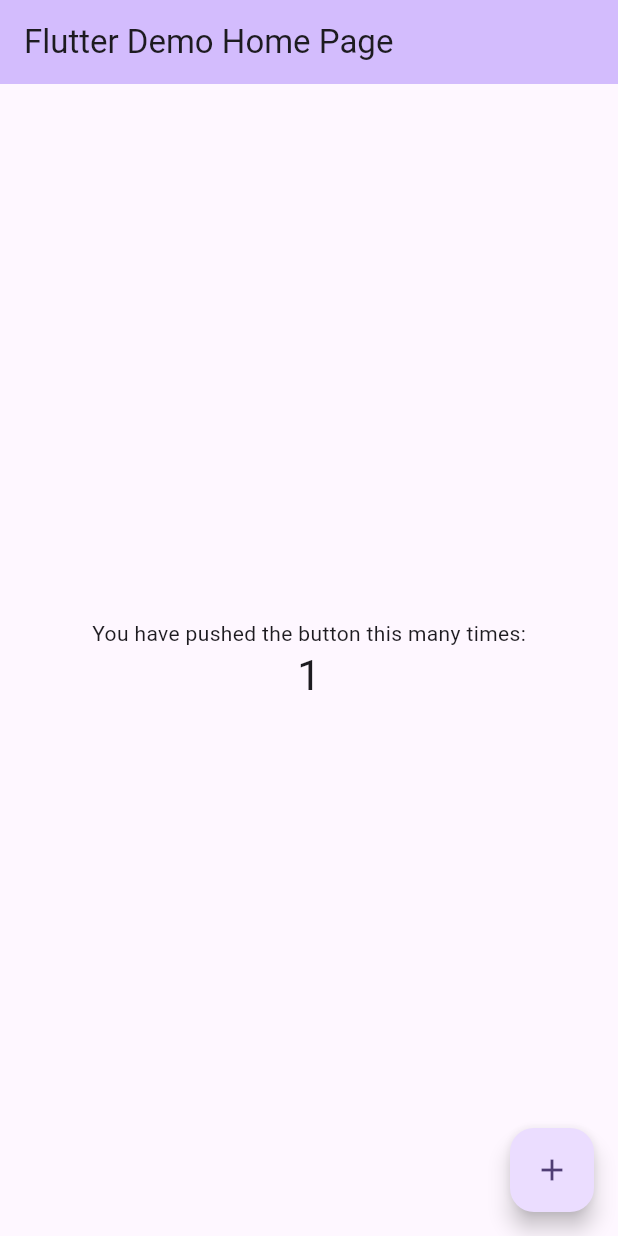
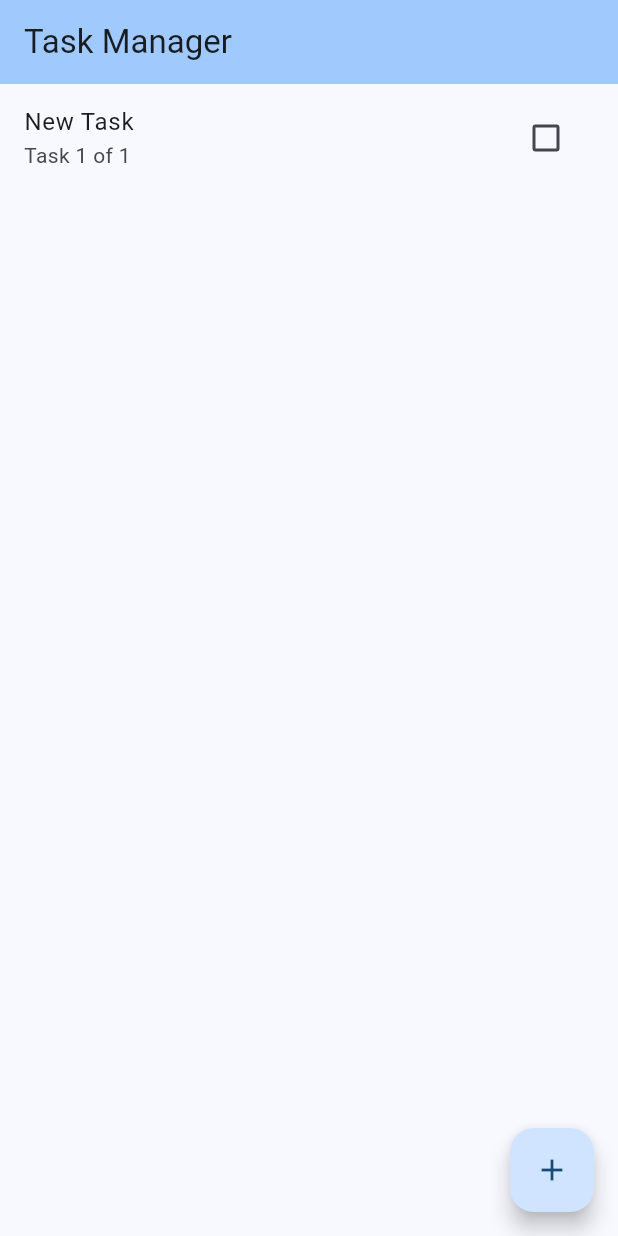
Before and after one commit to mohammedjafar-webelight/flutterfire_test, a Flutter app: the screen it shows after launch, after a tap on the "add" icon, on a phone screen of 412 x 824 dp. Run offline on Flutter 3.47's test engine with Material 3 defaults, Android fonts, the phone set to English and light mode, and no system bars; our stand-ins replace cloud_firestore, firebase_core; accounts and stored records are empty.

Commit message:
fake task add and update unit testing

```diff
--- a/lib/main.dart
+++ b/lib/main.dart
@@ -1,122 +1,9 @@
+import 'package:flutter/material.dart';
 import 'package:firebase_core/firebase_core.dart';
-import 'package:flutter/material.dart';
+import 'package:flutterfire_test/task_app.dart';
 
 void main() async {
   WidgetsFlutterBinding.ensureInitialized();
   await Firebase.initializeApp();
-  runApp(const MyApp());
+  runApp(const TaskApp());
 }
-
-class MyApp extends StatelessWidget {
-  const MyApp({super.key});
-
-  // This widget is the root of your application.
-  @override
-  Widget build(BuildContext context) {
-    return MaterialApp(
-      title: 'Flutter Demo',
-      theme: ThemeData(
-        // This is the theme of your application.
-        //
-        // TRY THIS: Try running your application with "flutter run". You'll see
-        // the application has a purple toolbar. Then, without quitting the app,
-        // try changing the seedColor in the colorScheme below to Colors.green
-        // and then invoke "hot reload" (save your changes or press the "hot
-        // reload" button in a Flutter-supported IDE, or press "r" if you used
-        // the command line to start the app).
-        //
-        // Notice that the counter didn't reset back to zero; the application
-        // state is not lost during the reload. To reset the state, use hot
-        // restart instead.
-        //
-        // This works for code too, not just values: Most code changes can be
-        // tested with just a hot reload.
-        colorScheme: ColorScheme.fromSeed(seedColor: Colors.deepPurple),
-      ),
-      home: const MyHomePage(title: 'Flutter Demo Home Page'),
-    );
-  }
-}
-
-class MyHomePage extends StatefulWidget {
-  const MyHomePage({super.key, required this.title});
-
-  // This widget is the home page of your application. It is stateful, meaning
-  // that it has a State object (defined below) that contains fields that affect
-  // how it looks.
-
-  // This class is the configuration for the state. It holds the values (in this
-  // case the title) provided by the parent (in this case the App widget) and
-  // used by the build method of the State. Fields in a Widget subclass are
-  // always marked "final".
-
-  final String title;
-
-  @override
-  State<MyHomePage> createState() => _MyHomePageState();
-}
-
-class _MyHomePageState extends State<MyHomePage> {
-  int _counter = 0;
-
-  void _incrementCounter() {
-    setState(() {
-      // This call to setState tells the Flutter framework that something has
-      // changed in this State, which causes it to rerun the build method below
-      // so that the display can reflect the updated values. If we changed
-      // _counter without calling setState(), then the build method would not be
-      // called again, and so nothing would appear to happen.
-      _counter++;
-    });
-  }
-
-  @override
-  Widget build(BuildContext context) {
-    // This method is rerun every time setState is called, for instance as done
-    // by the _incrementCounter method above.
-    //
-    // The Flutter framework has been optimized to make rerunning build methods
-    // fast, so that you can just rebuild anything that needs updating rather
-    // than having to individually change instances of widgets.
-    return Scaffold(
-      appBar: AppBar(
-        // TRY THIS: Try changing the color here to a specific color (to
-        // Colors.amber, perhaps?) and trigger a hot reload to see the AppBar
-        // change color while the other colors stay the same.
-        backgroundColor: Theme.of(context).colorScheme.inversePrimary,
-        // Here we take the value from the MyHomePage object that was created by
-        // the App.build method, and use it to set our appbar title.
-        title: Text(widget.title),
-      ),
-      body: Center(
-        // Center is a layout widget. It takes a single child and positions it
-        // in the middle of the parent.
-        child: Column(
-          // Column is also a layout widget. It takes a list of children and
-          // arranges them vertically. By default, it sizes itself to fit its
-          // children horizontally, and tries to be as tall as its parent.
-          //
-          // Column has various properties to control how it sizes itself and
-          // how it positions its children. Here we use mainAxisAlignment to
-          // center the children vertically; the main axis here is the vertical
-          // axis because Columns are vertical (the cross axis would be
-          // horizontal).
-          //
-          // TRY THIS: Invoke "debug painting" (choose the "Toggle Debug Paint"
-          // action in the IDE, or press "p" in the console), to see the
-          // wireframe for each widget.
-          mainAxisAlignment: MainAxisAlignment.center,
-          children: <Widget>[
-            const Text('You have pushed the button this many times:'),
-            Text('$_counter', style: Theme.of(context).textTheme.headlineMedium),
-          ],
-        ),
-      ),
-      floatingActionButton: FloatingActionButton(
-        onPressed: _incrementCounter,
-        tooltip: 'Increment',
-        child: const Icon(Icons.add),
-      ), // This trailing comma makes auto-formatting nicer for build methods.
-    );
-  }
-}
--- /dev/null
+++ b/lib/task_app.dart
@@ -0,0 +1,41 @@
+import 'package:flutter/material.dart';
+import 'package:cloud_firestore/cloud_firestore.dart';
+import 'package:flutterfire_test/task_list.dart';
+
+class TaskApp extends StatelessWidget {
+  const TaskApp({super.key});
+
+  @override
+  Widget build(BuildContext context) {
+    return MaterialApp(
+      title: 'Task Manager',
+      theme: ThemeData(colorScheme: ColorScheme.fromSeed(seedColor: Colors.blue), useMaterial3: true),
+      home: TaskHomePage(firestore: FirebaseFirestore.instance),
+    );
+  }
+}
+
+class TaskHomePage extends StatelessWidget {
+  const TaskHomePage({super.key, required this.firestore});
+
+  final FirebaseFirestore firestore;
+
+  CollectionReference get tasks => firestore.collection('tasks');
+
+  Future<void> _addTask() async {
+    await tasks.add({'title': 'New Task', 'completed': false, 'created_at': FieldValue.serverTimestamp()});
+  }
+
+  @override
+  Widget build(BuildContext context) {
+    return Scaffold(
+      appBar: AppBar(backgroundColor: Theme.of(context).colorScheme.inversePrimary, title: const Text('Task Manager')),
+      body: TaskList(firestore: firestore),
+      floatingActionButton: FloatingActionButton(
+        onPressed: _addTask,
+        tooltip: 'Add Task',
+        child: const Icon(Icons.add),
+      ),
+    );
+  }
+}
--- /dev/null
+++ b/lib/task_list.dart
@@ -0,0 +1,46 @@
+import 'package:flutter/material.dart';
+import 'package:cloud_firestore/cloud_firestore.dart';
+
+class TaskList extends StatelessWidget {
+  const TaskList({super.key, required this.firestore});
+
+  final FirebaseFirestore firestore;
+
+  @override
+  Widget build(BuildContext context) {
+    return StreamBuilder<QuerySnapshot>(
+      stream: firestore.collection('tasks').snapshots(),
+      builder: (BuildContext context, AsyncSnapshot<QuerySnapshot> snapshot) {
+        if (!snapshot.hasData) {
+          return const Center(child: CircularProgressIndicator());
+        }
+
+        final int taskCount = snapshot.data!.docs.length;
+
+        if (taskCount == 0) {
+          return const Center(child: Text('No tasks yet. Tap + to add one!'));
+        }
+
+        return ListView.builder(
+          itemCount: taskCount,
+          itemBuilder: (_, int index) {
+            final DocumentSnapshot document = snapshot.data!.docs[index];
+            final String title = document['title'] ?? 'No title';
+            final bool completed = document['completed'] ?? false;
+
+            return ListTile(
+              title: Text(title, style: TextStyle(decoration: completed ? TextDecoration.lineThrough : null)),
+              subtitle: Text('Task ${index + 1} of $taskCount'),
+              trailing: Checkbox(
+                value: completed,
+                onChanged: (bool? value) {
+                  document.reference.update({'completed': value});
+                },
+              ),
+            );
+          },
+        );
+      },
+    );
+  }
+}
--- a/pubspec.yaml
+++ b/pubspec.yaml
@@ -48,6 +48,9 @@ dev_dependencies:
   # rules and activating additional ones.
   flutter_lints: ^5.0.0
 
+  # Testing dependencies for Firebase
+  fake_cloud_firestore: ^4.0.0
+
 # For information on the generic Dart part of this file, see the
 # following page: https://dart.dev/tools/pub/pubspec
 
```
Also changed, not shown: pubspec.lock, 4 other files.
